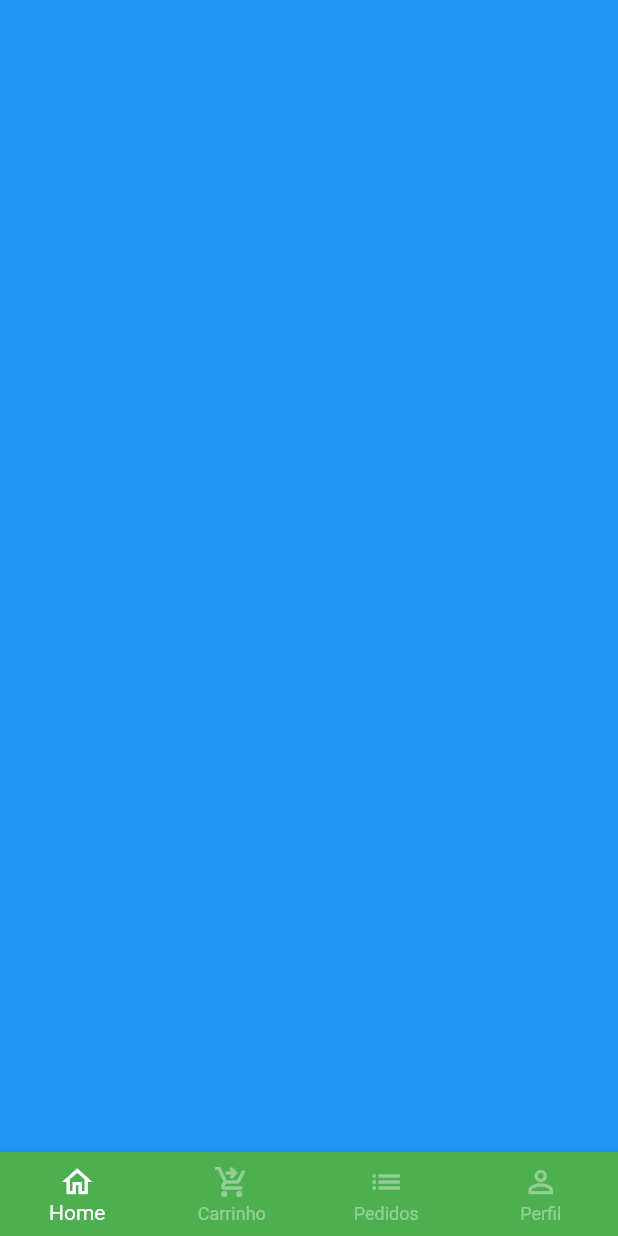
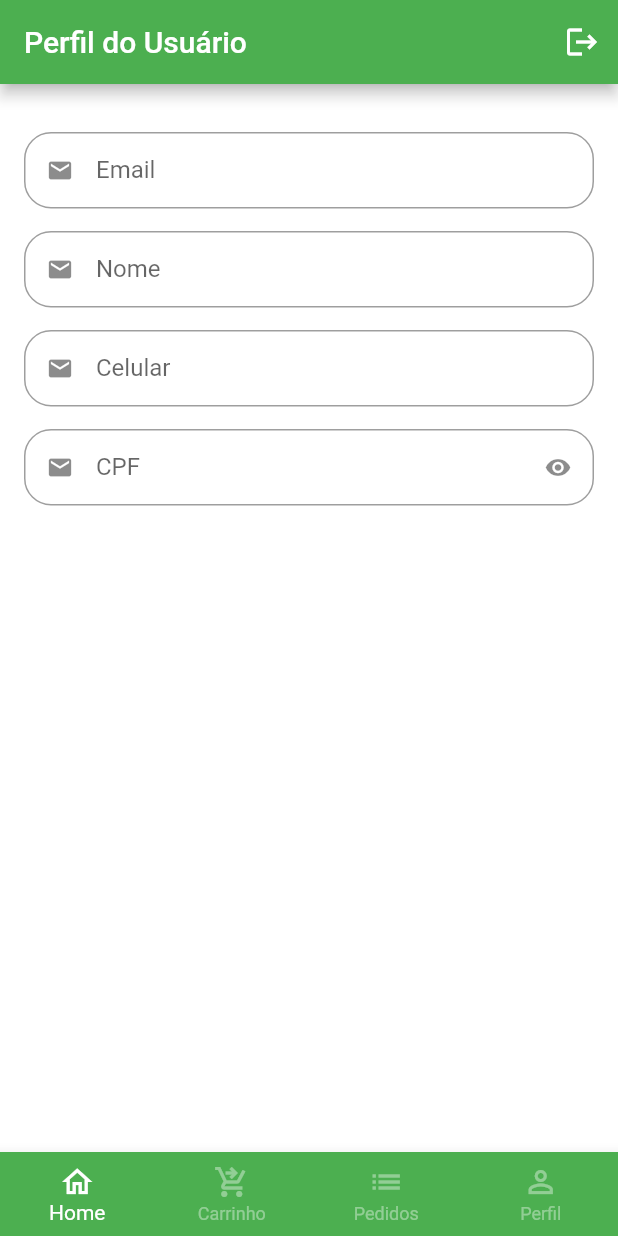
Before and after one commit to jsaintz/green-grocer, a Flutter app: the BaseScreen screen opened directly, swiped to page 4, on a phone screen of 412 x 824 dp. Run offline on Flutter 3.47's test engine with Material 2 defaults, Android fonts, the phone set to English and light mode, and no system bars; our stand-ins replace animated_text_kit, badges, mask_text_input_formatter.

Commit message:
initial profile page

```diff
--- a/lib/src/constants/app_data.dart
+++ b/lib/src/constants/app_data.dart
@@ -1,5 +1,6 @@
 import 'package:green_grocer/src/models/cart_item_model.dart';
 import 'package:green_grocer/src/models/item_model.dart';
+import 'package:green_grocer/src/models/user_model.dart';
 
 ItemModel apple = ItemModel(
   description:
@@ -86,3 +87,11 @@ List<CartItemModel> cartItems = [
     quantity: 3,
   ),
 ];
+
+UserModel user = UserModel(
+  name: 'Jonatas Santos',
+  email: 'jon_@gmail.com',
+  celphone: '99 9 9999-9999',
+  cpf: '999.999.999.-99',
+  password: '',
+);
--- /dev/null
+++ b/lib/src/models/user_model.dart
@@ -0,0 +1,16 @@
+// ignore_for_file: public_member_api_docs, sort_constructors_first
+class UserModel {
+  String name;
+  String email;
+  String celphone;
+  String cpf;
+  String password;
+
+  UserModel({
+    required this.name,
+    required this.email,
+    required this.celphone,
+    required this.cpf,
+    required this.password,
+  });
+}
--- a/lib/src/pages/base/base_screen.dart
+++ b/lib/src/pages/base/base_screen.dart
@@ -1,6 +1,7 @@
 import 'package:flutter/material.dart';
 import 'package:green_grocer/src/pages/cart/cart_tab.dart';
 import 'package:green_grocer/src/pages/home/home_tab_screen.dart';
+import 'package:green_grocer/src/pages/profile/profile_tab.dart';
 
 class BaseScreen extends StatefulWidget {
   const BaseScreen({Key? key}) : super(key: key);
@@ -23,7 +24,7 @@ class _BaseScreenState extends State<BaseScreen> {
           const HomeTabScreen(),
           const CartTab(),
           Container(color: Colors.purple),
-          Container(color: Colors.blue),
+          const ProfileTab(),
         ],
       ),
       bottomNavigationBar: BottomNavigationBar(
--- /dev/null
+++ b/lib/src/pages/profile/profile_tab.dart
@@ -0,0 +1,47 @@
+import 'package:flutter/material.dart';
+import 'package:green_grocer/src/common/custom_text_field.dart';
+import 'package:green_grocer/src/constants/app_data.dart' as data;
+
+class ProfileTab extends StatelessWidget {
+  const ProfileTab({Key? key}) : super(key: key);
+
+  @override
+  Widget build(BuildContext context) {
+    return Scaffold(
+      appBar: AppBar(
+        title: const Text('Perfil do Usuário'),
+        actions: [
+          IconButton(
+            onPressed: () {},
+            icon: const Icon(
+              Icons.logout,
+            ),
+          ),
+        ],
+      ),
+      body: ListView(
+        physics: const BouncingScrollPhysics(),
+        padding: const EdgeInsets.fromLTRB(16, 32, 16, 16),
+        children: const [
+          CustomTextField(
+            icon: Icons.email,
+            label: 'Email',
+          ),
+          CustomTextField(
+            icon: Icons.email,
+            label: 'Nome',
+          ),
+          CustomTextField(
+            icon: Icons.email,
+            label: 'Celular',
+          ),
+          CustomTextField(
+            icon: Icons.email,
+            label: 'CPF',
+            isSecret: true,
+          ),
+        ],
+      ),
+    );
+  }
+}
```
